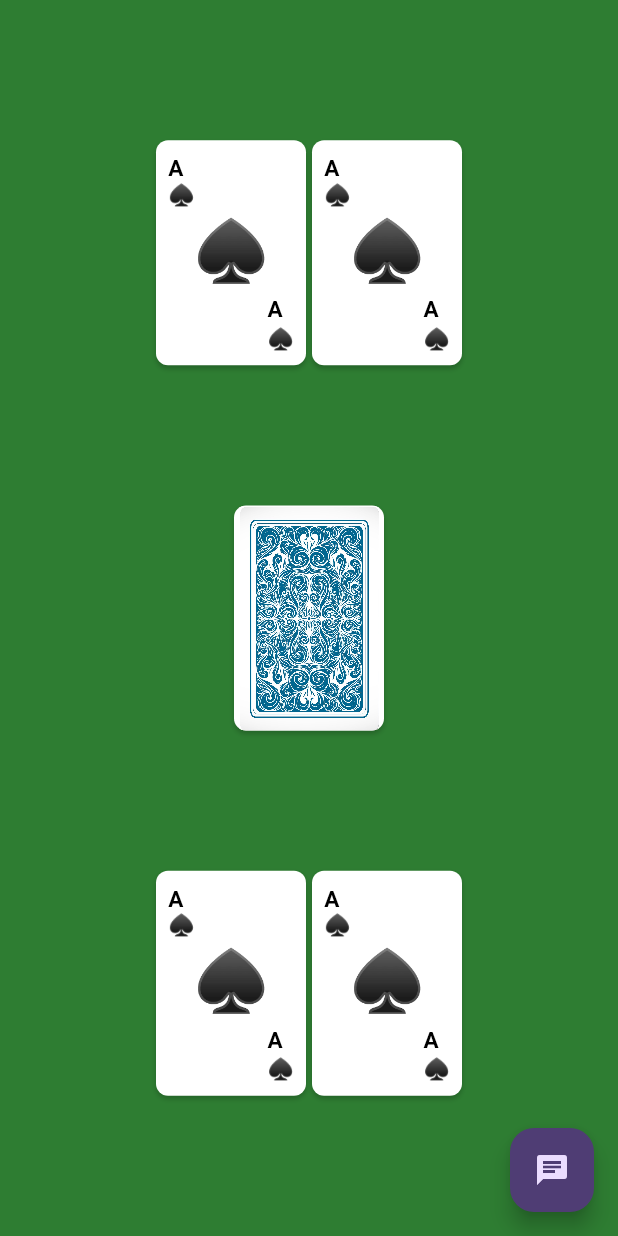
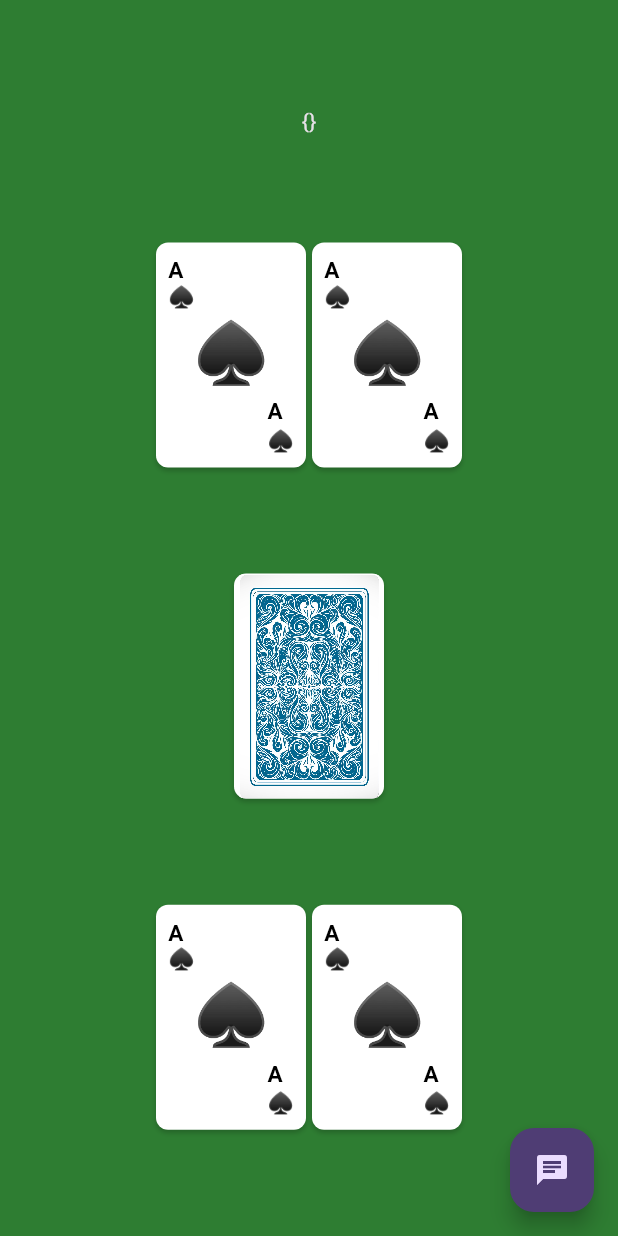
Before and after one commit to donald-88/card-game-sockets, a Flutter app: the GamePage screen opened by its route, on a phone screen of 412 x 824 dp. Run offline on Flutter 3.47's test engine with Material 2 defaults, Android fonts, the phone set to English and light mode, and no system bars; our stand-ins replace socket_io_client; network calls fail.

Commit message:
getting data from Provider

```diff
--- a/lib/pages/game.dart
+++ b/lib/pages/game.dart
@@ -1,5 +1,7 @@
 import 'package:flutter/material.dart';
+import 'package:provider/provider.dart';
 
+import '../provider/roomDataProvider.dart';
 import '../widgets/backside.dart';
 import '../widgets/playingCard.dart';
 
@@ -14,20 +16,21 @@ class GamePage extends StatelessWidget {
           onPressed: () {},
           child: const Icon(Icons.chat),
         ),
-        body: const Center(
+        body: Center(
           child: Column(
             mainAxisAlignment: MainAxisAlignment.spaceEvenly,
             crossAxisAlignment: CrossAxisAlignment.center,
             children: [
-              Row(
+              Text(Provider.of<RoomDataProvider>(context).roomData.toString()),
+              const Row(
                 mainAxisAlignment: MainAxisAlignment.center,
                 children: [
                   PlayingCard(),
                   PlayingCard(),
                 ],
               ),
-              Backside(),
-              Row(
+              const Backside(),
+              const Row(
                 mainAxisAlignment: MainAxisAlignment.center,
                 children: [
                   PlayingCard(),
--- /dev/null
+++ b/lib/provider/roomDataProvider.dart
@@ -0,0 +1,12 @@
+import 'package:flutter/material.dart';
+
+class RoomDataProvider extends ChangeNotifier{
+  Map<String, dynamic> _roomData = {};
+
+  Map<String, dynamic> get roomData => _roomData;
+
+  void updateRoomData(Map<String, dynamic> data){
+    _roomData = data;
+    notifyListeners();
+  }
+}
--- a/lib/resources/socketMethod.dart
+++ b/lib/resources/socketMethod.dart
@@ -1,5 +1,7 @@
 import 'package:flutter/material.dart';
+import 'package:provider/provider.dart';
 
+import '../provider/roomDataProvider.dart';
 import 'socketClient.dart';
 
 class SocketMethods {
@@ -13,8 +15,8 @@ class SocketMethods {
   }
 
   void roomCreatedListener(BuildContext context) {
-    _socketClient.on('roomCreated', (data) {
-      print(data);
+    _socketClient.on('roomCreated', (room) {
+      Provider.of<RoomDataProvider>(context, listen: false).updateRoomData(room);
       Navigator.pushNamed(context, '/game');
     });
   }
--- a/pubspec.yaml
+++ b/pubspec.yaml
@@ -36,6 +36,7 @@ dependencies:
   # Use with the CupertinoIcons class for iOS style icons.
   cupertino_icons: ^1.0.2
   socket_io_client: ^2.0.2
+  provider: ^6.0.5
 
 dev_dependencies:
   flutter_test:
```
Also changed, not shown: lib/main.dart (+7 -2 lines), pubspec.lock.
